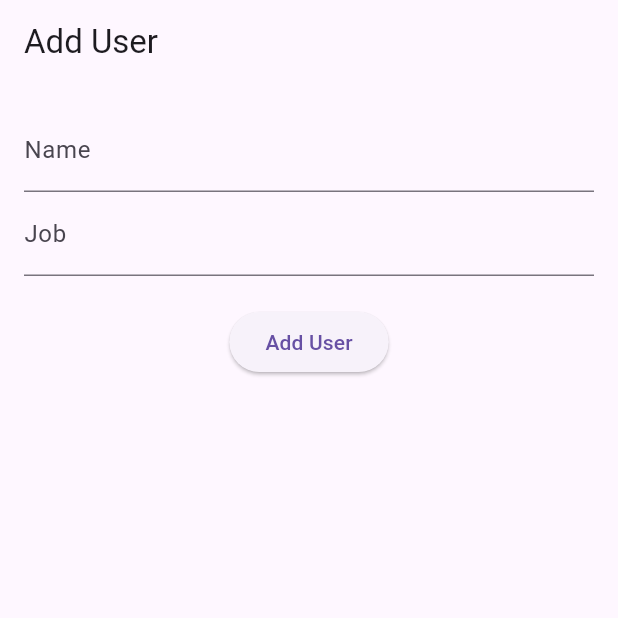
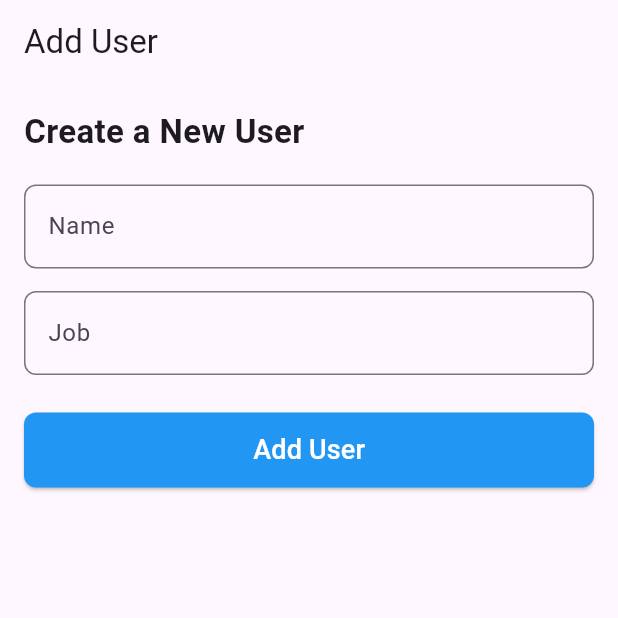
Before and after one commit to Vishnukumardev/test_app, a Flutter app: the screen it shows after launch, after a tap on the "add" icon, on a phone screen of 412 x 824 dp, the top half of it. Run offline on Flutter 3.47's test engine with Material 3 defaults, Android fonts, the phone set to English and light mode, and no system bars; our stand-ins replace cached_network_image, connectivity_plus, drift, flutter_riverpod, go_router; missing offline and left inert: workmanager; accounts and stored records are empty; generated files the repository leaves out were written again; network calls fail.

Commit message:
Feature Updated -VK - #2

```diff
--- a/test_app/lib/data/providers/movie_provider.dart
+++ b/test_app/lib/data/providers/movie_provider.dart
@@ -5,11 +5,6 @@ import '../../services/api_service.dart';
 import '../../services/network_service.dart';
 import '../models/movie_details_model.dart';
 import '../models/movie_list_model.dart';
-
-final apiServiceProvider = Provider<ApiService>((ref) {
-  final connectivityService = ref.read(connectivityServiceProvider);
-  return ApiService(connectivityService);
-});
 
 final moviesListProvider =
     StateNotifierProvider<MoviesListNotifier, AsyncValue<List<Result>>>((ref) {
--- a/test_app/lib/database/app_database.dart
+++ b/test_app/lib/database/app_database.dart
@@ -36,7 +36,6 @@ class AppDatabase extends _$AppDatabase {
         id: Value(newId),
         isSynced: const Value(true),
       ),
-
     );
   }
 }
--- a/test_app/lib/main.dart
+++ b/test_app/lib/main.dart
@@ -4,9 +4,10 @@ import 'package:test_app/routes/router.dart';
 import 'package:test_app/services/network_service.dart';
 import 'package:test_app/services/work_manager_service.dart';
 
-void main() {
-  WidgetsFlutterBinding.ensureInitialized();
-  WorkManagerService.initialize();
+@pragma('vm:entry-point')
+void main() async {
+  await WidgetsFlutterBinding.ensureInitialized();
+  await WorkManagerService.initialize();
   runApp(const ProviderScope(child: MyApp()));
 }
 
--- a/test_app/lib/modules/user/user_list_screen.dart
+++ b/test_app/lib/modules/user/user_list_screen.dart
@@ -2,10 +2,12 @@ import 'package:cached_network_image/cached_network_image.dart';
 import 'package:flutter/material.dart';
 import 'package:flutter_riverpod/flutter_riverpod.dart';
 import 'package:go_router/go_router.dart';
-import 'package:test_app/widgets/snack_bar.dart';
 
 import '../../data/models/user_list_model.dart';
 import '../../data/providers/user_provider.dart';
+import '../../services/network_service.dart';
+import '../../services/work_manager_service.dart';
+import '../../widgets/snack_bar.dart';
 
 class UserListScreen extends ConsumerStatefulWidget {
   const UserListScreen({super.key});
@@ -43,12 +45,27 @@ class _UserListScreenState extends ConsumerState<UserListScreen> {
 
   @override
   Widget build(BuildContext context) {
+    final isConnected =
+        ref.watch(connectivityServiceProvider).isConnectedSync();
     final userListAsync = ref.watch(userListProvider);
 
     return Scaffold(
       appBar: AppBar(title: const Text('User List')),
       body: Column(
         children: [
+          if (!isConnected)
+            Container(
+              width: double.infinity,
+              color: Colors.red,
+              padding: const EdgeInsets.all(10),
+              child: const Center(
+                child: Text(
+                  "No Internet Connection",
+                  style: TextStyle(
+                      color: Colors.white, fontWeight: FontWeight.bold),
+                ),
+              ),
+            ),
           Expanded(
             child: userListAsync.when(
               loading: () => _buildLoadingState(ref),
@@ -60,6 +77,7 @@ class _UserListScreenState extends ConsumerState<UserListScreen> {
       ),
       floatingActionButton: FloatingActionButton(
         onPressed: () {
+          WorkManagerService.initialize();
           context.go("/add_user");
         },
         child: const Icon(Icons.add),
--- a/test_app/lib/modules/user/widgets/add_user_screen.dart
+++ b/test_app/lib/modules/user/widgets/add_user_screen.dart
@@ -3,6 +3,7 @@ import 'package:flutter_riverpod/flutter_riverpod.dart';
 import 'package:go_router/go_router.dart';
 
 import '../../../data/providers/user_provider.dart';
+import '../../../services/network_service.dart';
 
 class AddUserScreen extends ConsumerWidget {
   const AddUserScreen({super.key});
@@ -11,7 +12,9 @@ class AddUserScreen extends ConsumerWidget {
   Widget build(BuildContext context, WidgetRef ref) {
     final TextEditingController nameController = TextEditingController();
     final TextEditingController jobController = TextEditingController();
-
+    final addUserState = ref.watch(addUserProvider);
+    final isConnected =
+        ref.watch(connectivityServiceProvider).isConnectedSync();
     void _submitUser() async {
       final name = nameController.text.trim();
       final job = jobController.text.trim();
@@ -23,9 +26,8 @@ class AddUserScreen extends ConsumerWidget {
         return;
       }
 
-      await ref.read(userListProvider.notifier).addUser(name, job);
+      await ref.read(addUserProvider.notifier).addUser(name, job, true);
 
-      // Show success dialog
       if (context.mounted) {
         showDialog(
           context: context,
@@ -52,26 +54,82 @@ class AddUserScreen extends ConsumerWidget {
       }
     }
 
-    return Scaffold(
+    return PopScope(
+      canPop: false, // Prevents default back navigation
+      onPopInvokedWithResult: (didPop, result) {
+        if (!didPop) {
+          context.go('/users'); // Navigate to UserListScreen
+        }
+      },
+      child: Scaffold(
         appBar: AppBar(title: const Text("Add User")),
         body: Padding(
           padding: const EdgeInsets.all(16.0),
+          child: SingleChildScrollView(
             child: Column(
+              crossAxisAlignment: CrossAxisAlignment.start,
               children: [
+                if (!isConnected)
+                  Container(
+                    width: double.infinity,
+                    color: Colors.red,
+                    padding: const EdgeInsets.all(10),
+                    child: const Center(
+                      child: Text(
+                        "No Internet Connection",
+                        style: TextStyle(
+                            color: Colors.white, fontWeight: FontWeight.bold),
+                      ),
+                    ),
+                  ),
+                const Text(
+                  "Create a New User",
+                  style: TextStyle(fontSize: 22, fontWeight: FontWeight.bold),
+                ),
+                const SizedBox(height: 20),
                 TextField(
                   controller: nameController,
-              decoration: const InputDecoration(labelText: "Name"),
+                  decoration: InputDecoration(
+                    labelText: "Name",
+                    border: OutlineInputBorder(
+                      borderRadius: BorderRadius.circular(8),
                     ),
+                  ),
+                ),
+                const SizedBox(height: 15),
                 TextField(
                   controller: jobController,
-              decoration: const InputDecoration(labelText: "Job"),
+                  decoration: InputDecoration(
+                    labelText: "Job",
+                    border: OutlineInputBorder(
+                      borderRadius: BorderRadius.circular(8),
                     ),
-            const SizedBox(height: 20),
-            ElevatedButton(
-              onPressed: _submitUser,
-              child: const Text("Add User"),
+                  ),
+                ),
+                const SizedBox(height: 25),
+                SizedBox(
+                  width: double.infinity,
+                  height: 50,
+                  child: ElevatedButton(
+                    onPressed: addUserState.isLoading ? null : _submitUser,
+                    style: ElevatedButton.styleFrom(
+                      backgroundColor: Colors.blue,
+                      foregroundColor: Colors.white,
+                      shape: RoundedRectangleBorder(
+                        borderRadius: BorderRadius.circular(8),
+                      ),
+                    ),
+                    child: addUserState.isLoading
+                        ? const CircularProgressIndicator(color: Colors.white)
+                        : const Text(
+                            "Add User",
+                            style: TextStyle(fontSize: 18),
+                          ),
+                  ),
                 ),
               ],
+            ),
+          ),
         ),
       ),
     );
--- a/test_app/pubspec.yaml
+++ b/test_app/pubspec.yaml
@@ -20,7 +20,7 @@ dependencies:
   http: ^1.3.0
   cached_network_image: ^3.4.1
   workmanager: ^0.5.2
-  drift: ^2.25.1
+  drift: 2.23.1
   path_provider: ^2.1.5
   sqlite3_flutter_libs: ^0.5.0
   path: ^1.8.0
@@ -32,7 +32,7 @@ dev_dependencies:
     sdk: flutter
 
   flutter_lints: ^4.0.0
-  drift: ^2.23.1
+  drift_dev: ^2.23.0
   build_runner: ^2.4.13
 
 flutter:
```
Also changed, not shown: test_app/lib/data/providers/user_provider.dart (+49 -13 lines), test_app/lib/modules/movie/widgets/movie_details_screen.dart (+16 -0 lines), test_app/lib/services/work_manager_service.dart (+54 -3 lines), test_app/lib/database/app_database.g.dart (added). Lines whose indentation alone changed are shown as unchanged.
